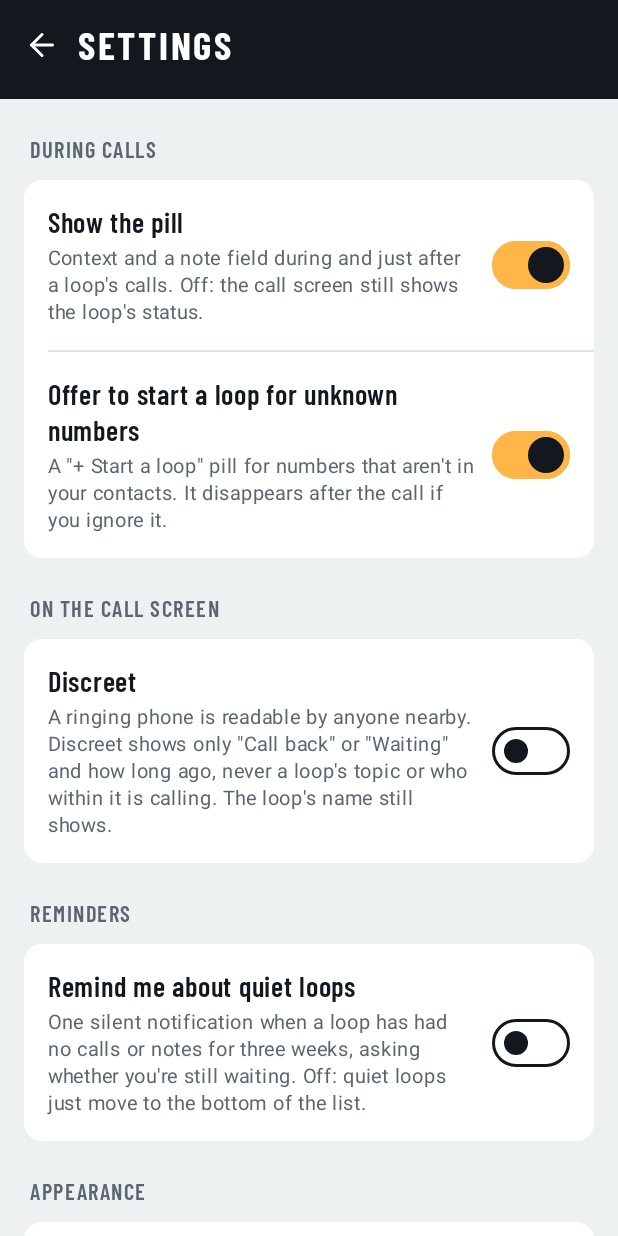
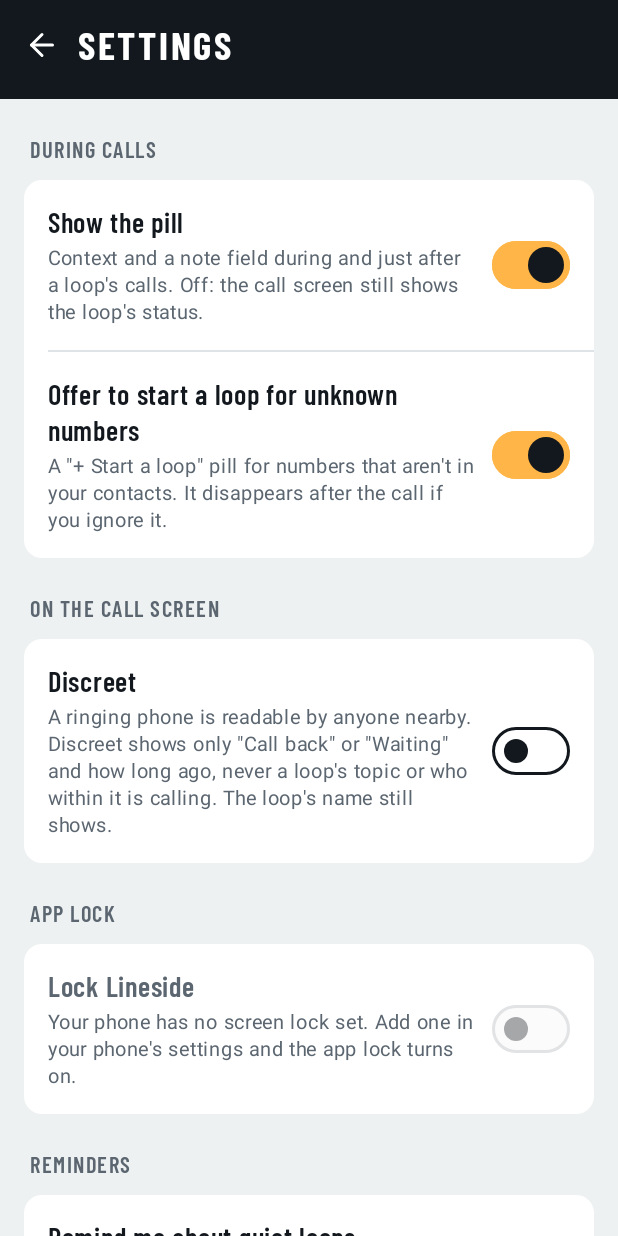
Before and after one commit to absoluteKander/Lineside, an Android app built with Jetpack Compose: the screen it shows after launch (MainActivity), after a tap on "Settings", on a phone screen of 412 x 824 dp. Run offline under Robolectric (Android 15) with nearby library versions, the phone set to English and light mode, and no system bars; our stand-ins replace Room's generated code; 1 statement that could not run was skipped.

Commit message:
App lock: the phone's own screen lock guards Lineside and the share sheet
On by default where the phone has a screen lock; turning it off is a choice.
Android's prompt (fingerprint, face or PIN) via the framework BiometricPrompt,
so nothing is stored and nothing new to remember. Asks again after being away
for a chosen time (right away / 1 minute / 5 minutes; default 1 minute). While
locked only the wordmark and an Unlock button are drawn. The pill during a call
stays as it is. USE_BIOMETRIC is an install-time permission with no prompt.

Co-Authored-By: Claude Fable 5.1 <noreply@anthropic.com>

```diff
--- a/app/src/main/AndroidManifest.xml
+++ b/app/src/main/AndroidManifest.xml
@@ -21,6 +21,9 @@
     <uses-permission android:name="android.permission.READ_PHONE_STATE" />
     <!-- Optional. The quiet "Tap to jot a note" for calls answered on the lock screen. -->
     <uses-permission android:name="android.permission.POST_NOTIFICATIONS" />
+    <!-- Granted at install, no prompt: lets the app lock ask for the phone's own screen lock (fingerprint, face, PIN). -->
+    <uses-permission android:name="android.permission.USE_BIOMETRIC" />
+
     <!-- Optional. The pill during and just after calls. -->
     <uses-permission android:name="android.permission.SYSTEM_ALERT_WINDOW" />
 
--- /dev/null
+++ b/app/src/main/java/app/lineside/AppLock.kt
@@ -0,0 +1,118 @@
+// SPDX-License-Identifier: GPL-3.0-or-later
+// Copyright (C) 2026 Absolute Candor
+
+package app.lineside
+
+import android.app.Activity
+import android.app.KeyguardManager
+import android.hardware.biometrics.BiometricManager.Authenticators.BIOMETRIC_WEAK
+import android.hardware.biometrics.BiometricManager.Authenticators.DEVICE_CREDENTIAL
+import android.hardware.biometrics.BiometricPrompt
+import android.os.CancellationSignal
+import androidx.compose.foundation.background
+import androidx.compose.foundation.layout.Arrangement
+import androidx.compose.foundation.layout.Column
+import androidx.compose.foundation.layout.fillMaxSize
+import androidx.compose.foundation.layout.fillMaxWidth
+import androidx.compose.foundation.layout.navigationBarsPadding
+import androidx.compose.foundation.layout.padding
+import androidx.compose.foundation.layout.statusBarsPadding
+import androidx.compose.material3.Text
+import androidx.compose.runtime.Composable
+import androidx.compose.runtime.DisposableEffect
+import androidx.compose.runtime.LaunchedEffect
+import androidx.compose.runtime.getValue
+import androidx.compose.runtime.mutableStateOf
+import androidx.compose.runtime.remember
+import androidx.compose.runtime.setValue
+import androidx.compose.ui.Modifier
+import androidx.compose.ui.platform.LocalContext
+import androidx.compose.ui.unit.dp
+import androidx.compose.ui.unit.sp
+import androidx.lifecycle.Lifecycle
+import androidx.lifecycle.LifecycleEventObserver
+import androidx.lifecycle.compose.LocalLifecycleOwner
+import app.lineside.ui.Line
+import app.lineside.ui.LineButton
+import app.lineside.ui.Wordmark
+
+/**
+ * The app lock: Lineside asks for the phone's own screen lock (fingerprint, face, PIN) when opened after being
+ * away for a while. Nothing of its own to remember and nothing stored: Android does the checking.
+ * It covers Lineside's screens and the share sheet. The pill during a call is yours already, so it stays out.
+ */
+object AppLock {
+    /** The phone has a screen lock to lean on. Without one the app lock can't be on. */
+    fun available(ctx: android.content.Context) = ctx.getSystemService(KeyguardManager::class.java).isDeviceSecure
+
+    /** On by default where a screen lock exists; turning it off is a choice the user makes (in onboarding, later). */
+    fun enabled(ctx: android.content.Context) = App.of(ctx).settings.appLock && available(ctx)
+
+    fun shouldLock(ctx: android.content.Context): Boolean {
+        if (!enabled(ctx)) return false
+        val s = App.of(ctx).settings
+        val away = s.lockedAwayAt
+        return away == 0L || System.currentTimeMillis() - away > s.lockAfterMs
+    }
+
+    /** Android's prompt. [onDone] gets true when the user proved it's them. */
+    fun authenticate(activity: Activity, title: String, onDone: (Boolean) -> Unit): CancellationSignal {
+        val signal = CancellationSignal()
+        val prompt = BiometricPrompt.Builder(activity)
+            .setTitle(title)
+            .setSubtitle("Lineside uses your phone's screen lock.")
+            .setAllowedAuthenticators(BIOMETRIC_WEAK or DEVICE_CREDENTIAL)
+            .build()
+        runCatching {
+            prompt.authenticate(signal, activity.mainExecutor, object : BiometricPrompt.AuthenticationCallback() {
+                override fun onAuthenticationSucceeded(result: BiometricPrompt.AuthenticationResult) = onDone(true)
+                override fun onAuthenticationError(errorCode: Int, errString: CharSequence) = onDone(false)
+            })
+        }.onFailure { android.util.Log.w("Lineside", "app lock prompt failed", it); onDone(false) }
+        return signal
+    }
+}
+
+/**
+ * Wraps a screen: shows [content] only once unlocked. Locks again when the activity has been stopped for longer
+ * than the chosen delay. While locked, only the wordmark and an Unlock button are drawn, so nothing shows through.
+ */
+@Composable
+fun LockGate(activity: Activity, content: @Composable () -> Unit) {
+    val ctx = LocalContext.current
+    val settings = App.of(ctx).settings
+    var locked by remember { mutableStateOf(AppLock.shouldLock(ctx)) }
+    var asking by remember { mutableStateOf(false) }
+    var attempt by remember { mutableStateOf(0) }
+    val owner = LocalLifecycleOwner.current
+    DisposableEffect(owner) {
+        val obs = LifecycleEventObserver { _, e ->
+            when (e) {
+                // Away: remember when, so a quick switch back doesn't ask again.
+                Lifecycle.Event.ON_STOP -> if (!locked) settings.lockedAwayAt = System.currentTimeMillis()
+                Lifecycle.Event.ON_START -> if (!locked && AppLock.shouldLock(ctx)) { locked = true; attempt++ }
+                else -> Unit
+            }
+        }
+        owner.lifecycle.addObserver(obs)
+        onDispose { owner.lifecycle.removeObserver(obs) }
+    }
+    if (!locked) { content(); return }
+    LaunchedEffect(attempt) {
+        if (asking) return@LaunchedEffect
+        asking = true
+        AppLock.authenticate(activity, "Unlock Lineside") { ok ->
+            asking = false
+            if (ok) { locked = false; settings.lockedAwayAt = 0L }
+        }
+    }
+    val c = Line.c
+    Column(
+        Modifier.fillMaxSize().background(c.header).statusBarsPadding().navigationBarsPadding().padding(24.dp),
+        verticalArrangement = Arrangement.Center,
+    ) {
+        Wordmark(c.headerInk, c.header)
+        Text("Locked. Your loops stay behind your phone's screen lock.", Modifier.padding(top = 18.dp, bottom = 24.dp), color = c.headerMuted, fontSize = 15.sp, lineHeight = 21.sp)
+        LineButton("Unlock", { attempt++ }, Modifier.fillMaxWidth(), edge = c.headerInk, enabled = !asking)
+    }
+}
--- a/app/src/main/java/app/lineside/MainActivity.kt
+++ b/app/src/main/java/app/lineside/MainActivity.kt
@@ -34,6 +34,7 @@ import app.lineside.ui.ArchivedSheet
 import app.lineside.ui.CloseLoopDialog
 import app.lineside.ui.EventSheet
 import app.lineside.ui.LinesideTheme
+import app.lineside.ui.LockState
 import app.lineside.ui.LogSheet
 import app.lineside.ui.LoopEditor
 import app.lineside.ui.LoopScreen
@@ -68,7 +69,7 @@ class MainActivity : ComponentActivity() {
             androidx.work.WorkManager.getInstance(this).enqueue(androidx.work.OneTimeWorkRequestBuilder<DailyWorker>().build())
         // Every screen opens on the dark signage band, so status-bar icons are always light.
         enableEdgeToEdge(statusBarStyle = androidx.activity.SystemBarStyle.dark(android.graphics.Color.TRANSPARENT))
-        setContent { LinesideTheme(themeMode.value) { Root() } }
+        setContent { LinesideTheme(themeMode.value) { LockGate(this) { Root() } } }
     }
 
     /** Bumped on resume so permission states re-read after a trip to a system screen. */
@@ -164,6 +165,8 @@ class MainActivity : ComponentActivity() {
         var unknownOn by remember { mutableStateOf(settings.unknownCallerPill) }
         var discreetOn by remember { mutableStateOf(settings.discreetCallScreen) }
         var nudgeOn by remember { mutableStateOf(settings.quietNudge) }
+        var lockOn by remember { mutableStateOf(settings.appLock) }
+        var lockAfter by remember { mutableStateOf(settings.lockAfterMs) }
         val askPerms = rememberLauncherForActivityResult(ActivityResultContracts.RequestMultiplePermissions()) {
             permTick++
             if (hasContacts()) scope.launch { repo.resyncAll() }
@@ -255,6 +258,14 @@ class MainActivity : ComponentActivity() {
                 onAllow = allow,
                 theme = themeMode.value,
                 onTheme = { themeMode.value = it; settings.themeMode = it },
+                lock = LockState(
+                    on = lockOn, available = AppLock.available(ctx), afterMs = lockAfter,
+                    onLock = { want ->
+                        if (!want) { lockOn = false; settings.appLock = false }
+                        else AppLock.authenticate(this@MainActivity, "Turn on the app lock") { ok -> if (ok) { lockOn = true; settings.appLock = true; settings.lockedAwayAt = System.currentTimeMillis() } }
+                    },
+                    onAfter = { lockAfter = it; settings.lockAfterMs = it },
+                ),
                 texts = if (!Texts.available) null else TextsState(
                     numbers = Texts.active(loops).size, granted = textsGranted, handingBack = handing,
                     canHandBack = android.os.Build.VERSION.SDK_INT >= 33, onLog = { showTextLog = true }, onCloseApp = closeApp,
--- a/app/src/main/java/app/lineside/Settings.kt
+++ b/app/src/main/java/app/lineside/Settings.kt
@@ -8,6 +8,19 @@ import android.content.Context
 /** User settings plus small bits of state. Local SharedPreferences, never backed up unless the user opts in. */
 class Settings(ctx: Context) {
     private val p = ctx.applicationContext.getSharedPreferences("settings", Context.MODE_PRIVATE)
+
+    /** App lock: on by default (it needs the phone's own screen lock to exist). Off is a choice the user makes. */
+    var appLock: Boolean
+        get() = p.getBoolean("appLock", true)
+        set(v) = p.edit().putBoolean("appLock", v).apply()
+    /** How long Lineside can be away before it asks again. */
+    var lockAfterMs: Long
+        get() = p.getLong("lockAfterMs", 60_000L)
+        set(v) = p.edit().putLong("lockAfterMs", v).apply()
+    /** When Lineside was last put away unlocked; 0 means "ask next time". */
+    var lockedAwayAt: Long
+        get() = p.getLong("lockedAwayAt", 0L)
+        set(v) = p.edit().putLong("lockedAwayAt", v).apply()
 
     /** The pill during calls. Off: Lineside still updates the call screen and logs calls to loops. */
     var pillEnabled: Boolean
--- a/app/src/main/java/app/lineside/ShareActivity.kt
+++ b/app/src/main/java/app/lineside/ShareActivity.kt
@@ -39,7 +39,7 @@ class ShareActivity : ComponentActivity() {
         val guess = Shared.guess(arrived.text, arrived.subject, arrived.fileType ?: arrived.type, arrived.fileName)
         enableEdgeToEdge(statusBarStyle = androidx.activity.SystemBarStyle.dark(android.graphics.Color.TRANSPARENT))
         setContent {
-            LinesideTheme(app.settings.themeMode) {
+            LinesideTheme(app.settings.themeMode) { LockGate(this) {
                 val loops by app.repo.observeAll().collectAsStateWithLifecycle(null as List<LoopFull>?)
                 ShareScreen(arrived, guess, loops, onCancel = ::finish) { save ->
                     lifecycleScope.launch {
@@ -54,7 +54,7 @@ class ShareActivity : ComponentActivity() {
                         finish()
                     }
                 }
-            }
+            } }
         }
     }
 
--- a/app/src/main/java/app/lineside/ui/SettingsScreen.kt
+++ b/app/src/main/java/app/lineside/ui/SettingsScreen.kt
@@ -52,6 +52,7 @@ fun SettingsScreen(
     onTheme: (ThemeMode) -> Unit,
     /** Texts (foss only): null hides the section. */
     texts: TextsState? = null,
+    lock: LockState? = null,
 ) {
     val c = Line.c
     Column(Modifier.fillMaxSize().background(c.ground)) {
@@ -75,6 +76,28 @@ fun SettingsScreen(
                         "never a loop's topic or who within it is calling. The loop's name still shows.",
                     discreet, onDiscreet,
                 )
+            }
+            lock?.let { l ->
+                Section("App lock")
+                Group {
+                    Toggle(
+                        "Lock Lineside",
+                        if (l.available) "Uses your phone's screen lock (fingerprint, face or PIN) when you open Lineside after a while away. Nothing extra to remember, nothing stored here. " +
+                            "Covers Lineside and the share sheet; the pill during your own calls stays as it is."
+                        else "Your phone has no screen lock set. Add one in your phone's settings and the app lock turns on.",
+                        l.on && l.available, l.onLock, enabled = l.available,
+                    )
+                    if (l.on && l.available) {
+                        Divider()
+                        Column(Modifier.padding(16.dp), verticalArrangement = Arrangement.spacedBy(10.dp)) {
+                            Text("Ask again after", fontFamily = Type.Signage, fontWeight = FontWeight.SemiBold, fontSize = 17.sp, color = c.ink)
+                            Row(horizontalArrangement = Arrangement.spacedBy(8.dp)) {
+                                for ((ms, label) in listOf(0L to "Right away", 60_000L to "1 minute", 5 * 60_000L to "5 minutes"))
+                                    Pill(label, l.afterMs == ms) { l.onAfter(ms) }
+                            }
+                        }
+                    }
+                }
             }
             Section("Reminders")
             Group {
@@ -125,6 +148,8 @@ fun SettingsScreen(
         }
     }
 }
+
+class LockState(val on: Boolean, val available: Boolean, val afterMs: Long, val onLock: (Boolean) -> Unit, val onAfter: (Long) -> Unit)
 
 class TextsState(
     val numbers: Int, val granted: Boolean, val handingBack: Boolean, val canHandBack: Boolean,
```
